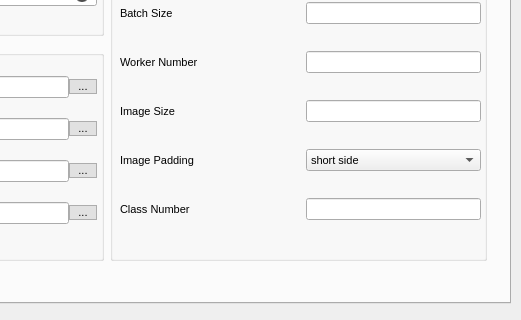
Above: launcher/resources/launcher_v2.ui from PaulCCCCCCH/Robustar_implementation before the change; both pictures show x 479 to 1000 and y 353 to 673 of the 1000 by 1020 pixel window. Below: the same form after it.
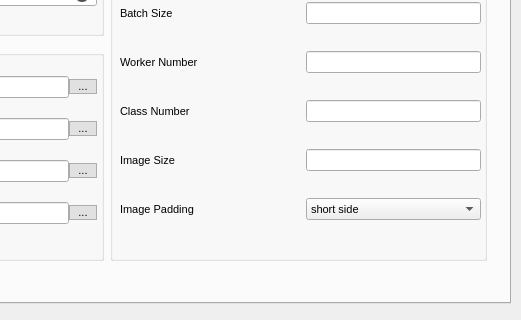
That is the form after the change. Icons and pictures are not drawn.

The edit to the form file:
```diff
--- a/launcher/resources/launcher_v2.ui
+++ b/launcher/resources/launcher_v2.ui
@@ -1786,6 +1786,72 @@
                        </item>
                       </layout>
                      </item>
+                     <item>
+                      <layout class="QHBoxLayout" name="horizontalLayout_28">
+                       <item>
+                        <widget class="QLabel" name="label_25">
+                         <property name="minimumSize">
+                          <size>
+                           <width>174</width>
+                           <height>0</height>
+                          </size>
+                         </property>
+                         <property name="font">
+                          <font>
+                           <family>Arial</family>
+                           <pointsize>8</pointsize>
+                           <weight>50</weight>
+                           <italic>false</italic>
+                           <bold>false</bold>
+                          </font>
+                         </property>
+                         <property name="text">
+                          <string>Class Number</string>
+                         </property>
+                        </widget>
+                       </item>
+                       <item>
+                        <widget class="QLineEdit" name="classNumberInput">
+                         <property name="sizePolicy">
+                          <sizepolicy hsizetype="Maximum" vsizetype="Fixed">
+                           <horstretch>0</horstretch>
+                           <verstretch>0</verstretch>
+                          </sizepolicy>
+                         </property>
+                         <property name="minimumSize">
+                          <size>
+                           <width>0</width>
+                           <height>20</height>
+                          </size>
+                         </property>
+                         <property name="maximumSize">
+                          <size>
+                           <width>175</width>
+                           <height>16777215</height>
+                          </size>
+                         </property>
+                         <property name="font">
+                          <font>
+                           <family>Arial</family>
+                           <pointsize>8</pointsize>
+                           <weight>50</weight>
+                           <italic>false</italic>
+                           <bold>false</bold>
+                          </font>
+                         </property>
+                         <property name="text">
+                          <string/>
+                         </property>
+                         <property name="alignment">
+                          <set>Qt::AlignLeading|Qt::AlignLeft|Qt::AlignVCenter</set>
+                         </property>
+                         <property name="clearButtonEnabled">
+                          <bool>true</bool>
+                         </property>
+                        </widget>
+                       </item>
+                      </layout>
+                     </item>
                      <item>
                       <layout class="QHBoxLayout" name="horizontalLayout_26">
                        <item>
@@ -1919,72 +1985,6 @@
                        </item>
                       </layout>
                      </item>
-                     <item>
-                      <layout class="QHBoxLayout" name="horizontalLayout_28">
-                       <item>
-                        <widget class="QLabel" name="label_25">
-                         <property name="minimumSize">
-                          <size>
-                           <width>174</width>
-                           <height>0</height>
-                          </size>
-                         </property>
-                         <property name="font">
-                          <font>
-                           <family>Arial</family>
-                           <pointsize>8</pointsize>
-                           <weight>50</weight>
-                           <italic>false</italic>
-                           <bold>false</bold>
-                          </font>
-                         </property>
-                         <property name="text">
-                          <string>Class Number</string>
-                         </property>
-                        </widget>
-                       </item>
-                       <item>
-                        <widget class="QLineEdit" name="classNumberInput">
-                         <property name="sizePolicy">
-                          <sizepolicy hsizetype="Maximum" vsizetype="Fixed">
-                           <horstretch>0</horstretch>
-                           <verstretch>0</verstretch>
-                          </sizepolicy>
-                         </property>
-                         <property name="minimumSize">
-                          <size>
-                           <width>0</width>
-                           <height>20</height>
-                          </size>
-                         </property>
-                         <property name="maximumSize">
-                          <size>
-                           <width>175</width>
-                           <height>16777215</height>
-                          </size>
-                         </property>
-                         <property name="font">
-                          <font>
-                           <family>Arial</family>
-                           <pointsize>8</pointsize>
-                           <weight>50</weight>
-                           <italic>false</italic>
-                           <bold>false</bold>
-                          </font>
-                         </property>
-                         <property name="text">
-                          <string/>
-                         </property>
-                         <property name="alignment">
-                          <set>Qt::AlignLeading|Qt::AlignLeft|Qt::AlignVCenter</set>
-                         </property>
-                         <property name="clearButtonEnabled">
-                          <bool>true</bool>
-                         </property>
-                        </widget>
-                       </item>
-                      </layout>
-                     </item>
                     </layout>
                    </widget>
                   </widget>
```
